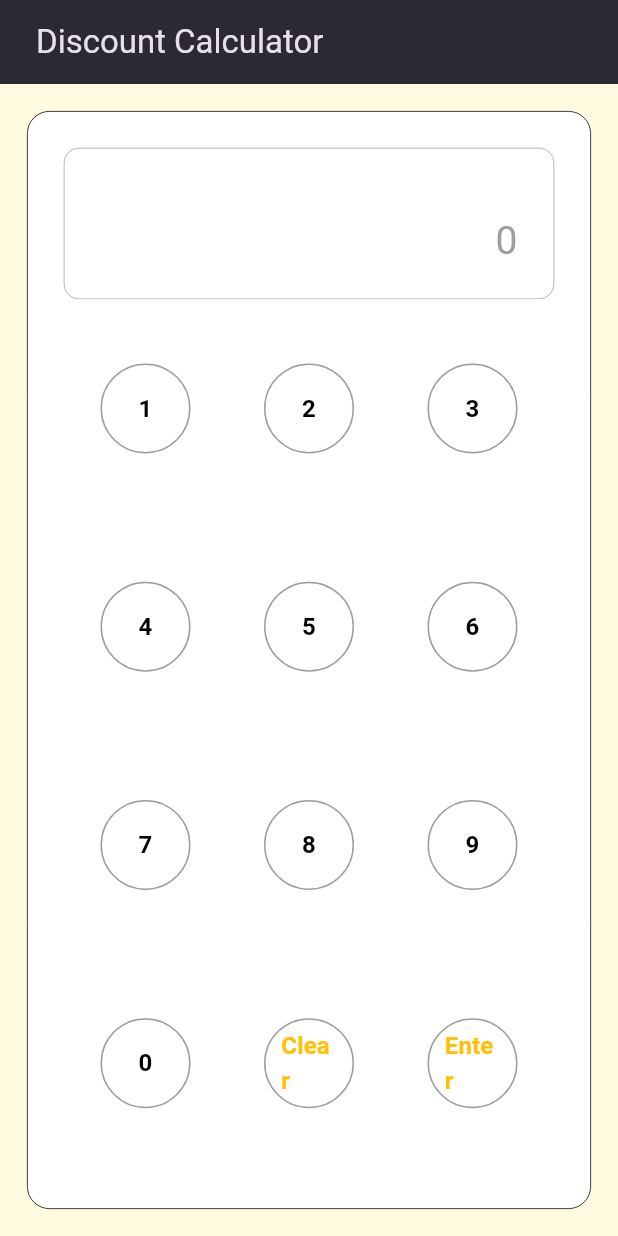
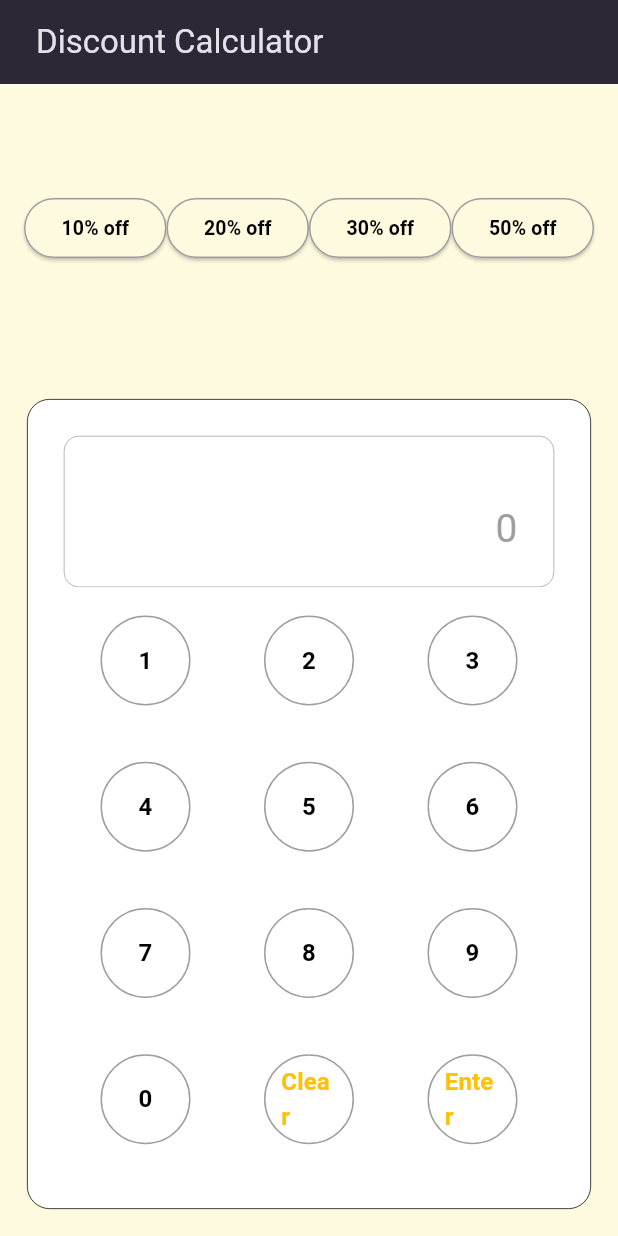
Before and after one commit to lockyboss1/riverpod-calculator, a Flutter app: the screen it shows after launch, on a phone screen of 412 x 824 dp. Run offline on Flutter 3.47's test engine with Material 3 defaults, Android fonts, the phone set to English and light mode, and no system bars; our stand-ins replace flutter_riverpod, freezed_annotation, math_expressions.

Commit message:
style discount buttons

```diff
--- a/lib/views/calulator_page.dart
+++ b/lib/views/calulator_page.dart
@@ -24,9 +24,8 @@ class CalculatorPage extends StatelessWidget {
       body: const SafeArea(
         child: Column(
           children: [
-            //Expanded(child: DiscountButtons()),
-            //Expanded(child: CalculatorResult()),
-            Expanded(flex: 2, child: CalculatorButtons())
+            Expanded(flex: 1, child: DiscountButtons()),
+            Expanded(flex: 3, child: CalculatorButtons())
           ],
         ),
       ),
--- a/lib/widgets/discount_buttons.dart
+++ b/lib/widgets/discount_buttons.dart
@@ -13,7 +13,7 @@ class DiscountButtons extends StatelessWidget {
       padding: const EdgeInsets.all(16),
       decoration: const BoxDecoration(
         color: Colors.transparent,
-        borderRadius: BorderRadius.vertical(),
+        //borderRadius: BorderRadius.vertical(),
       ),
       child: const Column(
         children: [
--- a/lib/widgets/discount_buttons_row.dart
+++ b/lib/widgets/discount_buttons_row.dart
@@ -27,16 +27,16 @@ class DiscountButtonsRow extends ConsumerWidget {
     final calculator = ref.read(calculatorProvider.notifier);
 
     switch (buttonText) {
-      case 'Clear':
+      case '10% off':
         calculator.reset();
         break;
-      case 'Enter':
+      case '20% off':
         calculator.equals();
         break;
-      case '<':
+      case '30% off':
         calculator.delete();
         break;
-      case '':
+      case '50% off':
         break;
       default:
         calculator.append(buttonText);
@@ -48,34 +48,29 @@ class DiscountButtonsRow extends ConsumerWidget {
   Widget build(BuildContext context, WidgetRef ref) {
     return Expanded(
       child: Row(
+        mainAxisAlignment: MainAxisAlignment.spaceEvenly,
         children: buttonsRow
             .map<Widget>(
               (text) => Expanded(
-                child: Container(
-                  decoration: BoxDecoration(
-                    color: Colors.transparent,
-                    border: Border.all(color: Colors.grey),
-                    shape: BoxShape.rectangle,
-                  ),
-                  width: 10.0,
-                  height: double.infinity,
-                  margin: const EdgeInsets.all(11),
                 child: ElevatedButton(
                   onPressed: () => onClickedButton(text, ref),
-                    style: ElevatedButton.styleFrom(
-                      backgroundColor: getBackgroundColor(text),
-                      elevation: 0,
-                      shape: RoundedRectangleBorder(
-                        borderRadius: BorderRadius.circular(10),
+                  style: ButtonStyle(
+                    backgroundColor:
+                        MaterialStateProperty.all(const Color(0xFFFEFAE0)),
+                    shape: MaterialStateProperty.all<RoundedRectangleBorder>(
+                      RoundedRectangleBorder(
+                        borderRadius: BorderRadius.circular(
+                            20.0),
+                            side: const BorderSide(color: Colors.grey),
+                      ),
                     ),
                   ),
                   child: Text(
                     text,
                     style: const TextStyle(
                       color: Colors.black,
-                        fontSize: 16,
+                      fontSize: 13,
                       fontWeight: FontWeight.bold,
-                      ),
                     ),
                   ),
                 ),
```
Lines whose indentation alone changed are shown as unchanged.
